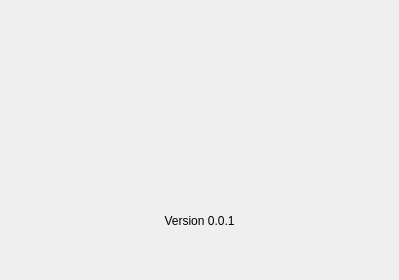
joey9D/TicTac-Dashboard, file Forms/about.ui: the form before one commit.
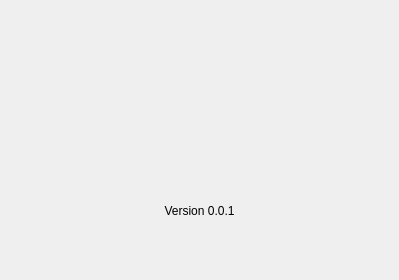
The form after the commit. Icons and pictures are not drawn.

The edit to the form file:
```diff
--- a/Forms/about.ui
+++ b/Forms/about.ui
@@ -16,7 +16,7 @@
   <layout class="QGridLayout" name="gridLayout_2">
    <item row="0" column="0">
     <layout class="QGridLayout" name="gridLayout">
-     <item row="1" column="0">
+     <item row="0" column="0">
       <widget class="QLabel" name="lbl_Logo">
        <property name="minimumSize">
         <size>
@@ -43,30 +43,14 @@
         <set>Qt::AlignmentFlag::AlignCenter</set>
        </property>
        <property name="margin">
-        <number>50</number>
+        <number>0</number>
        </property>
        <property name="indent">
         <number>-1</number>
        </property>
       </widget>
      </item>
-     <item row="0" column="0">
-      <spacer name="verticalSpacer">
-       <property name="orientation">
-        <enum>Qt::Orientation::Vertical</enum>
-       </property>
-       <property name="sizeType">
-        <enum>QSizePolicy::Policy::Preferred</enum>
-       </property>
-       <property name="sizeHint" stdset="0">
-        <size>
-         <width>20</width>
-         <height>10</height>
-        </size>
-       </property>
-      </spacer>
-     </item>
-     <item row="3" column="0">
+     <item row="1" column="0">
       <widget class="QLabel" name="lbl_Version">
        <property name="text">
         <string>Version 0.0.1</string>
@@ -76,22 +60,6 @@
        </property>
       </widget>
      </item>
-     <item row="2" column="0">
-      <spacer name="verticalSpacer_2">
-       <property name="orientation">
-        <enum>Qt::Orientation::Vertical</enum>
-       </property>
-       <property name="sizeType">
-        <enum>QSizePolicy::Policy::Preferred</enum>
-       </property>
-       <property name="sizeHint" stdset="0">
-        <size>
-         <width>20</width>
-         <height>10</height>
-        </size>
-       </property>
-      </spacer>
-     </item>
     </layout>
    </item>
   </layout>
```
Left out of the diff: 2 changed lines with no effect on the pictures.
